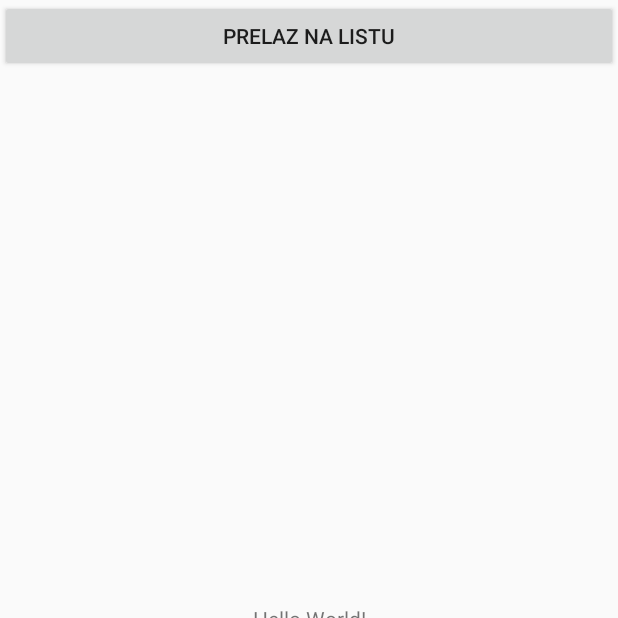
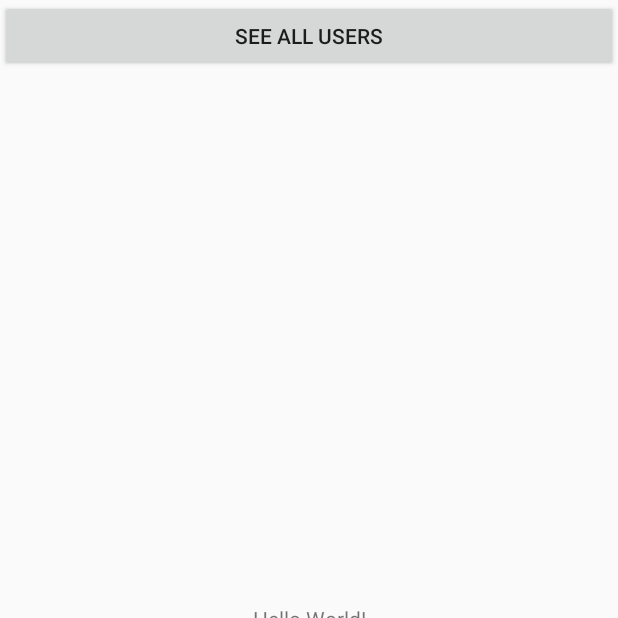
Before and after one commit to kimnovak/finder, an Android app: the screen it shows after launch (MainActivity), on a phone screen of 412 x 824 dp, the top half of it. Run offline under Robolectric (Android 15) with nearby library versions, the phone set to English and light mode, and no system bars.

Commit message:
added logs

```diff
--- a/Finder/app/src/main/java/ftn/tim2/finder/activities/ViewAllUsersActivity.java
+++ b/Finder/app/src/main/java/ftn/tim2/finder/activities/ViewAllUsersActivity.java
@@ -20,7 +20,7 @@ public class ViewAllUsersActivity extends AppCompatActivity {
     protected void onCreate(Bundle savedInstanceState) {
         super.onCreate(savedInstanceState);
         setContentView(R.layout.activity_view_all_users);
-        Log.d(TAG, "view all users activity");
+        Log.d(TAG, "view all users activity - oncreate method");
         addInitialData();
         initRecyclerView();
     }
--- a/Finder/app/src/main/res/layout/activity_main.xml
+++ b/Finder/app/src/main/res/layout/activity_main.xml
@@ -16,6 +16,6 @@
         app:layout_constraintTop_toTopOf="parent" />
     <Button
         android:layout_width="match_parent"
-        android:layout_height="wrap_content" android:id="@+id/viewallusersbtn" android:text="prelaz na listu"/>
+        android:layout_height="wrap_content" android:id="@+id/viewallusersbtn" android:text="@string/seeAllUsersBtn"/>
 
 </android.support.constraint.ConstraintLayout>
--- a/Finder/app/src/main/res/layout/activity_view_all_users.xml
+++ b/Finder/app/src/main/res/layout/activity_view_all_users.xml
@@ -1,6 +1,8 @@
 <?xml version="1.0" encoding="utf-8"?>
 <android.support.constraint.ConstraintLayout
-    xmlns:android="http://schemas.android.com/apk/res/android" android:layout_width="match_parent"
+    xmlns:android="http://schemas.android.com/apk/res/android"
+    xmlns:tools="http://schemas.android.com/tools"
+    android:layout_width="match_parent"
     android:layout_height="match_parent">
 
     <android.support.v7.widget.RecyclerView
--- a/Finder/app/src/main/res/values/strings.xml
+++ b/Finder/app/src/main/res/values/strings.xml
@@ -2,4 +2,5 @@
     <string name="app_name">Finder</string>
     <string name="usernameph">Username</string>
     <string name="emailph">Email</string>
+    <string name="seeAllUsersBtn">See All Users</string>
 </resources>
```
